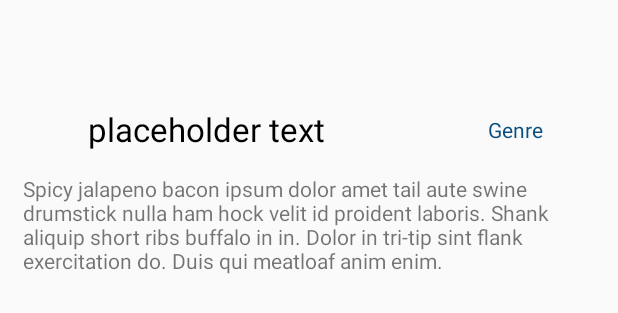
After one commit to davetrux/everyday-animation, an Android app: the layout artist_detail.xml on its own in the app's theme, with its tools: preview values and no code run, on a phone screen of 412 x 824 dp. The commit adds this screen. Shown: the top 313 px of the screen. Run offline under Robolectric (Android 15) with nearby library versions, the phone set to English and light mode, and no system bars; network calls fail.

Commit message:
Functional Motionlayout for detail page

```diff
--- a/app/src/main/java/com/truxall/everydayanimation/data/ArtistRepository.kt
+++ b/app/src/main/java/com/truxall/everydayanimation/data/ArtistRepository.kt
@@ -22,4 +22,8 @@ class ArtistRepository internal constructor(application: Application) {
         val albums = artistDao.getAlbums(artistId)
         return albums
     }
+
+    fun artistById(artistId: Int): LiveData<Artist> {
+        return artistDao.getArtistById(artistId)
+    }
 }
--- /dev/null
+++ b/app/src/main/res/layout/artist_detail.xml
@@ -0,0 +1,49 @@
+<?xml version="1.0" encoding="utf-8"?>
+<androidx.constraintlayout.motion.widget.MotionLayout xmlns:android="http://schemas.android.com/apk/res/android"
+    xmlns:app="http://schemas.android.com/apk/res-auto"
+    xmlns:tools="http://schemas.android.com/tools"
+    android:id="@+id/artist_detail_motion"
+    android:layout_width="match_parent"
+    android:layout_height="wrap_content"
+    android:layout_marginTop="?attr/actionBarSize"
+    android:layout_marginBottom="4dp"
+    app:layoutDescription="@xml/artist_detail_scene"
+    app:showPaths="false">
+    <!---->
+    <ImageView
+        android:id="@+id/artist_image"
+        android:layout_width="match_parent"
+        android:layout_height="wrap_content"
+        android:scaleType="centerCrop"
+        app:layout_constraintEnd_toEndOf="parent"
+        app:layout_constraintStart_toStartOf="parent"
+        app:layout_constraintTop_toTopOf="parent" />
+
+    <TextView
+        android:id="@+id/artist_name"
+        style="@style/text_view_style"
+        tools:text="placeholder text" />
+
+    <TextView
+        android:id="@+id/artist_genre"
+        style="@style/artist_genre"
+        tools:text="Genre" />
+
+    <ScrollView
+        android:id="@+id/artist_scroll"
+        android:layout_width="match_parent"
+        android:layout_height="wrap_content"
+        android:layout_marginTop="60dp"
+        app:layout_constraintTop_toBottomOf="@id/artist_image">
+
+        <TextView
+            android:id="@+id/artist_bio"
+            android:layout_width="wrap_content"
+            android:layout_height="wrap_content"
+            android:paddingLeft="15dp"
+            android:paddingRight="15dp"
+            android:textAlignment="viewStart"
+            tools:text="Spicy jalapeno bacon ipsum dolor amet tail aute swine drumstick nulla ham hock velit id proident laboris. Shank aliquip short ribs buffalo in in. Dolor in tri-tip sint flank exercitation do. Duis qui meatloaf anim enim." />
+    </ScrollView>
+
+</androidx.constraintlayout.motion.widget.MotionLayout>
--- a/app/src/main/res/layout/layout_artist_cell.xml
+++ b/app/src/main/res/layout/layout_artist_cell.xml
@@ -11,6 +11,7 @@
         android:layout_width="70dp"
         android:layout_height="70dp"
         android:minWidth="70dp"
+        android:visibility="visible"
         android:layout_marginTop="5dp"
         android:layout_marginBottom="5dp"
         android:layout_marginStart="10dp"
--- a/app/src/main/res/layout/start_activity.xml
+++ b/app/src/main/res/layout/start_activity.xml
@@ -25,7 +25,7 @@
             android:id="@+id/nav_host"
             android:name="androidx.navigation.fragment.NavHostFragment"
             app:defaultNavHost="true"
-            app:navGraph="@navigation/side_nav" />
+            app:navGraph="@navigation/nav" />
 
     </FrameLayout>
 
--- a/app/src/main/res/menu/drawer_layout.xml
+++ b/app/src/main/res/menu/drawer_layout.xml
@@ -12,4 +12,8 @@
         android:id="@+id/connected_fragment"
         android:icon="@android:drawable/ic_menu_directions"
         android:title="@string/connected" />
+    <item
+        android:id="@+id/artist_detail_fragment"
+        android:icon="@android:drawable/ic_menu_gallery"
+        android:title="@string/motion" />
 </menu>
--- a/app/src/main/res/values/strings.xml
+++ b/app/src/main/res/values/strings.xml
@@ -12,7 +12,5 @@
     <string name="connected">Connected</string>
     <string name="open">Open</string>
     <string name="close">Close</string>
-
-    <!-- TODO: Remove or change this placeholder text -->
-    <string name="hello_blank_fragment">Hello blank fragment</string>
+    <string name="motion">Motion Layout</string>
 </resources>
--- a/app/src/main/res/values/styles.xml
+++ b/app/src/main/res/values/styles.xml
@@ -18,21 +18,19 @@
     <style name="AppTheme.PopupOverlay" parent="ThemeOverlay.AppCompat.Light" />
 
     <style name="text_view_style">
-        <item name="android:layout_width">match_parent</item>
+        <item name="android:layout_width">0dp</item>
         <item name="android:layout_height">wrap_content</item>
+        <item name="android:textAlignment">center</item>
         <item name="android:textAppearance">
             @android:style/TextAppearance.Large</item>
-        <item name="android:background">@color/colorWhite</item>
-        <item name="android:layout_marginTop">8dp</item>
-        <item name="android:layout_gravity">center</item>
-        <item name="android:paddingLeft">16dp</item>
-        <item name="android:paddingBottom">5dp</item>
         <item name="android:textColor">@color/colorText</item>
     </style>
 
     <style name="artist_genre">
+        <item name="android:layout_width">0dp</item>
+        <item name="android:layout_height">wrap_content</item>
+        <item name="android:textAlignment">center</item>
         <item name="android:textColor">@color/colorPrimaryDark</item>
         <item name="android:textAppearance">@android:style/TextAppearance.DeviceDefault.Small</item>
-        <item name="android:paddingLeft">24dp</item>
     </style>
 </resources>
--- /dev/null
+++ b/app/src/main/res/xml/artist_detail_scene.xml
@@ -0,0 +1,89 @@
+<?xml version="1.0" encoding="utf-8"?>
+<MotionScene
+    xmlns:android="http://schemas.android.com/apk/res/android"
+    xmlns:motion="http://schemas.android.com/apk/res-auto">
+
+    <Transition
+        motion:constraintSetStart="@id/start"
+        motion:constraintSetEnd="@id/end">
+
+        <OnSwipe
+            motion:dragDirection="dragUp"
+            motion:touchAnchorId="@id/artist_scroll"
+            motion:touchAnchorSide="top" />
+    </Transition>
+
+    <ConstraintSet android:id="@+id/start">
+        <Constraint
+            android:id="@id/artist_image"
+            android:layout_height="wrap_content"
+            motion:layout_constraintEnd_toEndOf="parent"
+            motion:layout_constraintStart_toStartOf="parent"
+            motion:layout_constraintTop_toTopOf="parent">
+            <CustomAttribute
+                motion:attributeName="imageAlpha"
+                motion:customIntegerValue="255" />
+        </Constraint>
+        <Constraint
+            android:id="@id/artist_name"
+            style="@style/text_view_style"
+            motion:layout_constraintBottom_toTopOf="@+id/artist_scroll"
+            motion:layout_constraintEnd_toStartOf="@+id/artist_genre"
+            motion:layout_constraintHorizontal_weight="2"
+            motion:layout_constraintHorizontal_chainStyle="spread"
+            motion:layout_constraintStart_toStartOf="parent"
+            motion:layout_constraintTop_toBottomOf="@+id/artist_image"/>
+        <Constraint
+            android:id="@id/artist_genre"
+            style="@style/artist_genre"
+            android:visibility="visible"
+            motion:layout_constraintBottom_toTopOf="@+id/artist_scroll"
+            motion:layout_constraintEnd_toEndOf="parent"
+            motion:layout_constraintHorizontal_weight="1"
+            motion:layout_constraintStart_toEndOf="@+id/artist_name"
+            motion:layout_constraintTop_toBottomOf="@+id/artist_image"/>
+        <Constraint
+            android:id="@id/artist_scroll"
+            android:layout_width="match_parent"
+            android:layout_height="wrap_content"
+            android:layout_marginTop="60dp"
+            motion:layout_constraintTop_toBottomOf="@id/artist_image"/>
+    </ConstraintSet>
+
+    <ConstraintSet android:id="@+id/end">
+        <Constraint
+            android:id="@id/artist_image"
+            android:layout_height="50dp"
+            motion:layout_constraintEnd_toEndOf="parent"
+            motion:layout_constraintStart_toStartOf="parent"
+            motion:layout_constraintTop_toTopOf="parent">
+            <CustomAttribute
+                motion:attributeName="imageAlpha"
+                motion:customIntegerValue="75" />
+        </Constraint>
+        <Constraint
+            android:id="@id/artist_name"
+            style="@style/text_view_style"
+            motion:layout_constraintBottom_toTopOf="@+id/artist_scroll"
+            motion:layout_constraintEnd_toStartOf="@+id/artist_genre"
+            motion:layout_constraintHorizontal_weight="2"
+            motion:layout_constraintHorizontal_chainStyle="spread"
+            motion:layout_constraintStart_toStartOf="parent"
+            motion:layout_constraintTop_toTopOf="parent"/>
+        <Constraint
+            android:id="@id/artist_genre"
+            style="@style/artist_genre"
+            android:visibility="gone"
+            motion:layout_constraintBottom_toTopOf="@+id/artist_scroll"
+            motion:layout_constraintEnd_toEndOf="parent"
+            motion:layout_constraintHorizontal_weight="1"
+            motion:layout_constraintStart_toEndOf="@+id/artist_name"
+            motion:layout_constraintTop_toBottomOf="@+id/artist_image"/>
+        <Constraint
+            android:id="@id/artist_scroll"
+            android:layout_width="match_parent"
+            android:layout_height="wrap_content"
+            android:layout_marginTop="10dp"
+            motion:layout_constraintTop_toBottomOf="@id/artist_image"/>
+    </ConstraintSet>
+</MotionScene>
```
Also changed, not shown: app/src/main/java/com/truxall/everydayanimation/ui/ArtistDetailFragment.kt (added, +45 -0 lines), app/src/main/java/com/truxall/everydayanimation/ui/ArtistDetailViewModel.kt (added, +19 -0 lines), app/src/main/res/navigation/nav.xml (renamed from app/src/main/res/navigation/side_nav.xml, +8 -0 lines), app/src/main/res/xml/connected_scene.xml (+23 -9 lines).
